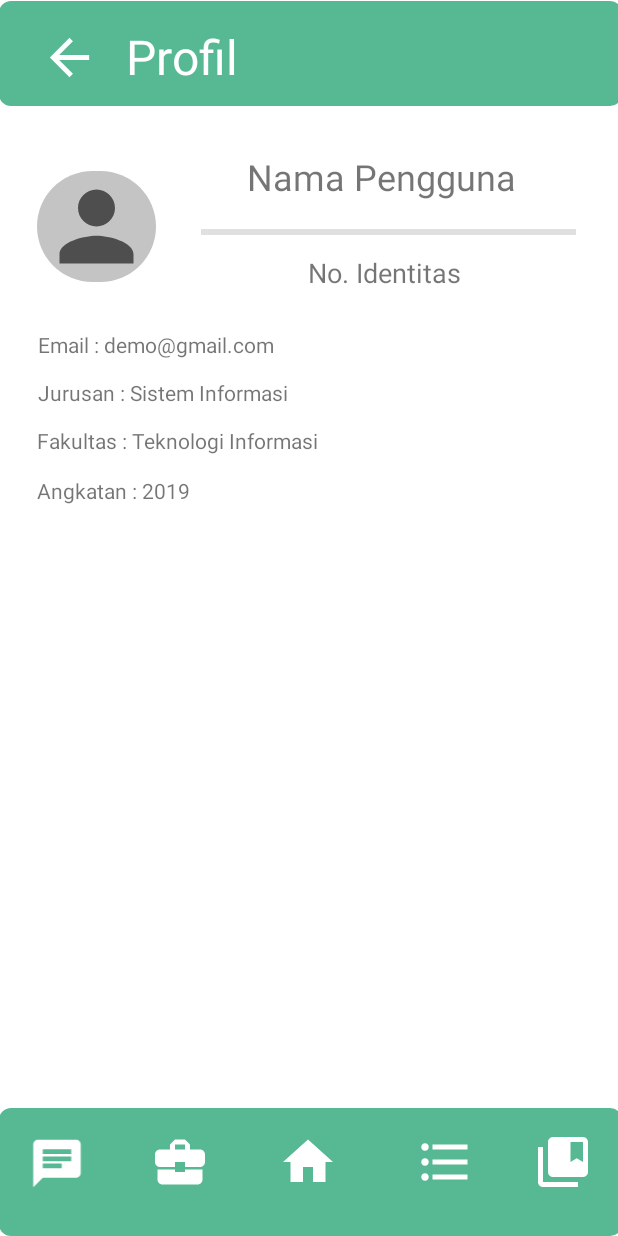
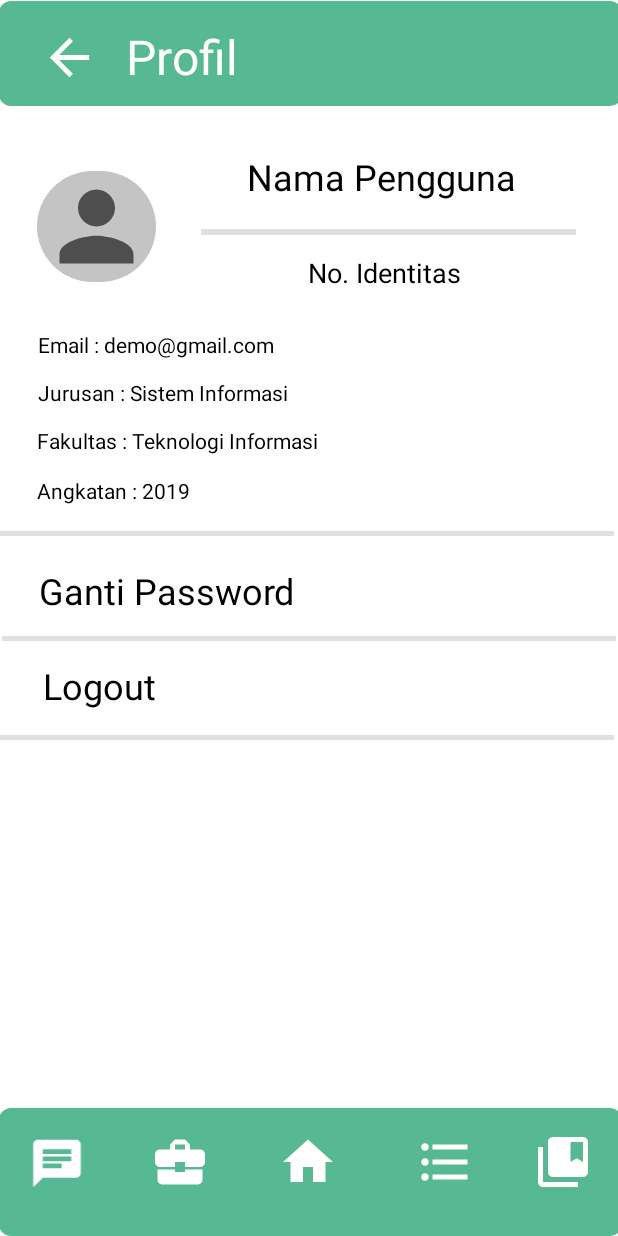
Before and after one commit to rafvyocta/UnLoc, an Android app: the layout profil.xml on its own in the app's theme, with its tools: preview values and no code run, on a phone screen of 412 x 824 dp. Run offline under Robolectric (Android 15) with nearby library versions, the phone set to English and light mode, and no system bars.

Commit message:
progress profil, info fasilitas, ganti password

```diff
--- a/app/src/main/res/layout/profil.xml
+++ b/app/src/main/res/layout/profil.xml
@@ -134,6 +134,7 @@
         android:layout_height="wrap_content"
         android:text="Nama Pengguna"
         android:textSize="24dp"
+        android:textColor="@color/black"
         app:layout_constraintBottom_toBottomOf="parent"
         app:layout_constraintEnd_toEndOf="parent"
         app:layout_constraintHorizontal_bias="0.708"
@@ -147,6 +148,7 @@
         android:layout_height="wrap_content"
         android:text="No. Identitas"
         android:textSize="18dp"
+        android:textColor="@color/black"
         app:layout_constraintBottom_toBottomOf="parent"
         app:layout_constraintEnd_toEndOf="parent"
         app:layout_constraintHorizontal_bias="0.663"
@@ -159,6 +161,7 @@
         android:layout_width="wrap_content"
         android:layout_height="wrap_content"
         android:text="Email : demo@gmail.com"
+        android:textColor="@color/black"
         app:layout_constraintBottom_toBottomOf="parent"
         app:layout_constraintEnd_toEndOf="parent"
         app:layout_constraintHorizontal_bias="0.099"
@@ -171,6 +174,7 @@
         android:layout_width="wrap_content"
         android:layout_height="wrap_content"
         android:text="Jurusan : Sistem Informasi"
+        android:textColor="@color/black"
         app:layout_constraintBottom_toBottomOf="parent"
         app:layout_constraintEnd_toEndOf="parent"
         app:layout_constraintHorizontal_bias="0.102"
@@ -183,6 +187,7 @@
         android:layout_width="wrap_content"
         android:layout_height="wrap_content"
         android:text="Fakultas : Teknologi Informasi"
+        android:textColor="@color/black"
         app:layout_constraintBottom_toBottomOf="parent"
         app:layout_constraintEnd_toEndOf="parent"
         app:layout_constraintHorizontal_bias="0.111"
@@ -195,6 +200,7 @@
         android:layout_width="wrap_content"
         android:layout_height="wrap_content"
         android:text="Angkatan : 2019"
+        android:textColor="@color/black"
         app:layout_constraintBottom_toBottomOf="parent"
         app:layout_constraintEnd_toEndOf="parent"
         app:layout_constraintHorizontal_bias="0.08"
@@ -214,5 +220,68 @@
         app:layout_constraintTop_toTopOf="parent"
         app:layout_constraintVertical_bias="0.186" />
 
+    <View
+        android:id="@+id/divider7"
+        android:layout_width="409dp"
+        android:layout_height="3dp"
+        android:background="?android:attr/listDivider"
+        app:layout_constraintBottom_toBottomOf="parent"
+        app:layout_constraintEnd_toEndOf="parent"
+        app:layout_constraintHorizontal_bias="0.0"
+        app:layout_constraintStart_toStartOf="parent"
+        app:layout_constraintTop_toTopOf="parent"
+        app:layout_constraintVertical_bias="0.431" />
+
+    <TextView
+        android:id="@+id/textView20"
+        android:layout_width="wrap_content"
+        android:layout_height="wrap_content"
+        android:text="Ganti Password"
+        android:textColor="@color/black"
+        android:textSize="24dp"
+        app:layout_constraintBottom_toBottomOf="parent"
+        app:layout_constraintEnd_toEndOf="parent"
+        app:layout_constraintHorizontal_bias="0.107"
+        app:layout_constraintStart_toStartOf="parent"
+        app:layout_constraintTop_toTopOf="parent"
+        app:layout_constraintVertical_bias="0.477" />
+
+    <View
+        android:id="@+id/divider8"
+        android:layout_width="409dp"
+        android:layout_height="3dp"
+        android:background="?android:attr/listDivider"
+        app:layout_constraintBottom_toBottomOf="parent"
+        app:layout_constraintEnd_toEndOf="parent"
+        app:layout_constraintStart_toStartOf="parent"
+        app:layout_constraintTop_toTopOf="parent"
+        app:layout_constraintVertical_bias="0.517" />
+
+    <TextView
+        android:id="@+id/textView21"
+        android:layout_width="wrap_content"
+        android:layout_height="wrap_content"
+        android:text="Logout"
+        android:textColor="@color/black"
+        android:textSize="24dp"
+        app:layout_constraintBottom_toBottomOf="@+id/imageView10"
+        app:layout_constraintEnd_toEndOf="parent"
+        app:layout_constraintHorizontal_bias="0.086"
+        app:layout_constraintStart_toStartOf="parent"
+        app:layout_constraintTop_toTopOf="parent"
+        app:layout_constraintVertical_bias="0.557" />
+
+    <View
+        android:id="@+id/divider9"
+        android:layout_width="409dp"
+        android:layout_height="3dp"
+        android:background="?android:attr/listDivider"
+        app:layout_constraintBottom_toBottomOf="parent"
+        app:layout_constraintEnd_toEndOf="parent"
+        app:layout_constraintHorizontal_bias="0.0"
+        app:layout_constraintStart_toStartOf="parent"
+        app:layout_constraintTop_toTopOf="parent"
+        app:layout_constraintVertical_bias="0.597" />
+
 
 </androidx.constraintlayout.widget.ConstraintLayout>
```
Also changed, not shown: app/src/main/res/drawable/ic_baseline_arrow_forward_ios_24.xml (added, +11 -0 lines), app/src/main/res/layout/ganti_password.xml (added, +98 -0 lines), app/src/main/res/layout/info_fasilitas.xml (added, +341 -0 lines).
